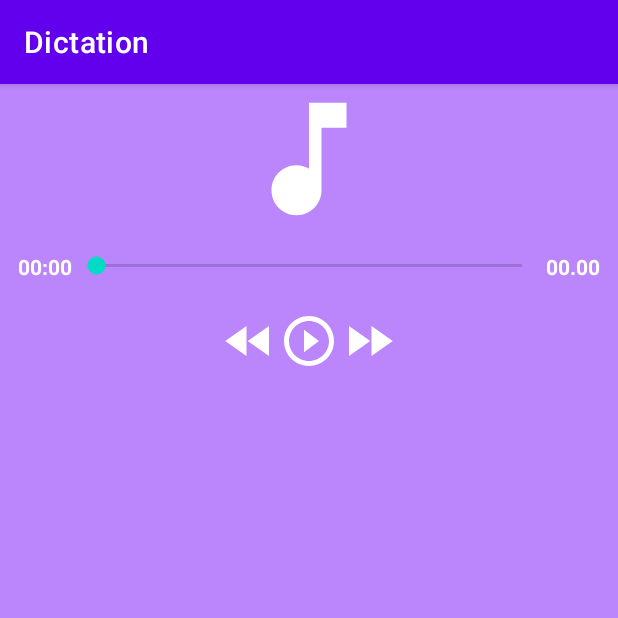
After one commit to Pierrad/A414_Project, an Android app: the DictationActivity screen opened directly, with no data from a screen before it, on a phone screen of 412 x 824 dp, the top half of it. The commit adds this screen. Run offline under Robolectric (Android 15) with nearby library versions, the phone set to English and light mode, and no system bars.

Commit message:
:lipstick: #french1 Add design of AudioPlayer

```diff
--- a/app/src/main/AndroidManifest.xml
+++ b/app/src/main/AndroidManifest.xml
@@ -23,6 +23,7 @@
         <activity android:name=".french.FrenchDashboardActivity" />
         <activity android:name=".history.HistoryDashboardActivity" />
         <activity android:name=".maths.MathsDashboardActivity" />
+        <activity android:name=".french.dictation.DictationActivity" />
     </application>
 
 </manifest>
--- a/app/src/main/java/com/example/project/french/FrenchDashboardActivity.java
+++ b/app/src/main/java/com/example/project/french/FrenchDashboardActivity.java
@@ -2,9 +2,13 @@ package com.example.project.french;
 
 import androidx.appcompat.app.AppCompatActivity;
 
+import android.content.Intent;
 import android.os.Bundle;
+import android.view.View;
 
 import com.example.project.R;
+import com.example.project.english.EnglishDashboardActivity;
+import com.example.project.french.dictation.DictationActivity;
 
 import java.util.Objects;
 
@@ -16,4 +20,8 @@ public class FrenchDashboardActivity extends AppCompatActivity {
         setContentView(R.layout.french_dashboard);
         Objects.requireNonNull(getSupportActionBar()).setTitle("Dashboard - Français");
     }
+    public void redirectToDictation(View v) {
+        Intent intent = new Intent(this, DictationActivity.class);
+        this.startActivity(intent);
+    }
 }
--- /dev/null
+++ b/app/src/main/java/com/example/project/french/dictation/DictationActivity.java
@@ -0,0 +1,23 @@
+package com.example.project.french.dictation;
+
+import android.content.Intent;
+import android.os.Bundle;
+import android.view.View;
+
+import androidx.appcompat.app.AppCompatActivity;
+
+import com.example.project.R;
+import com.example.project.english.EnglishDashboardActivity;
+
+import java.util.Objects;
+
+public class DictationActivity extends AppCompatActivity {
+
+    @Override
+    protected void onCreate(Bundle savedInstanceState) {
+        super.onCreate(savedInstanceState);
+        setContentView(R.layout.dictation);
+        Objects.requireNonNull(getSupportActionBar()).setTitle("Dictation");
+    }
+
+}
--- /dev/null
+++ b/app/src/main/res/drawable/ic_fast_forward.xml
@@ -0,0 +1,5 @@
+<vector android:height="24dp" android:tint="#FFFFFF"
+    android:viewportHeight="24" android:viewportWidth="24"
+    android:width="24dp" xmlns:android="http://schemas.android.com/apk/res/android">
+    <path android:fillColor="@android:color/white" android:pathData="M4,18l8.5,-6L4,6v12zM13,6v12l8.5,-6L13,6z"/>
+</vector>
--- /dev/null
+++ b/app/src/main/res/drawable/ic_fast_rewind.xml
@@ -0,0 +1,5 @@
+<vector android:height="24dp" android:tint="#FFFFFF"
+    android:viewportHeight="24" android:viewportWidth="24"
+    android:width="24dp" xmlns:android="http://schemas.android.com/apk/res/android">
+    <path android:fillColor="@android:color/white" android:pathData="M11,18L11,6l-8.5,6 8.5,6zM11.5,12l8.5,6L20,6l-8.5,6z"/>
+</vector>
--- /dev/null
+++ b/app/src/main/res/drawable/ic_music.xml
@@ -0,0 +1,5 @@
+<vector android:height="24dp" android:tint="#FFFFFF"
+    android:viewportHeight="24" android:viewportWidth="24"
+    android:width="24dp" xmlns:android="http://schemas.android.com/apk/res/android">
+    <path android:fillColor="@android:color/white" android:pathData="M12,3v10.55c-0.59,-0.34 -1.27,-0.55 -2,-0.55 -2.21,0 -4,1.79 -4,4s1.79,4 4,4 4,-1.79 4,-4V7h4V3h-6z"/>
+</vector>
--- /dev/null
+++ b/app/src/main/res/drawable/ic_pause.xml
@@ -0,0 +1,5 @@
+<vector android:height="24dp" android:tint="#FFFFFF"
+    android:viewportHeight="24" android:viewportWidth="24"
+    android:width="24dp" xmlns:android="http://schemas.android.com/apk/res/android">
+    <path android:fillColor="@android:color/white" android:pathData="M6,19h4L10,5L6,5v14zM14,5v14h4L18,5h-4z"/>
+</vector>
--- /dev/null
+++ b/app/src/main/res/drawable/ic_play.xml
@@ -0,0 +1,5 @@
+<vector android:height="24dp" android:tint="#FFFFFF"
+    android:viewportHeight="24" android:viewportWidth="24"
+    android:width="24dp" xmlns:android="http://schemas.android.com/apk/res/android">
+    <path android:fillColor="@android:color/white" android:pathData="M10,16.5l6,-4.5 -6,-4.5v9zM12,2C6.48,2 2,6.48 2,12s4.48,10 10,10 10,-4.48 10,-10S17.52,2 12,2zM12,20c-4.41,0 -8,-3.59 -8,-8s3.59,-8 8,-8 8,3.59 8,8 -3.59,8 -8,8z"/>
+</vector>
--- /dev/null
+++ b/app/src/main/res/layout/dictation.xml
@@ -0,0 +1,78 @@
+<?xml version="1.0" encoding="utf-8"?>
+<LinearLayout xmlns:android="http://schemas.android.com/apk/res/android"
+    android:layout_width="match_parent"
+    android:layout_height="match_parent"
+    android:background="@color/purple_200"
+    android:orientation="vertical">
+
+    <ImageView
+        android:layout_width="match_parent"
+        android:layout_height="100dp"
+        android:src="@drawable/ic_music" />
+
+    <LinearLayout
+        android:layout_width="match_parent"
+        android:layout_height="wrap_content"
+        android:orientation="horizontal"
+        android:padding="12dp">
+
+
+        <TextView
+            android:id="@+id/player_position"
+            android:layout_width="wrap_content"
+            android:layout_height="wrap_content"
+            android:text="00:00"
+            android:textAlignment="textEnd"
+            android:textColor="@android:color/white"
+            android:textStyle="bold" />
+
+        <SeekBar
+            android:id="@+id/seek_bar"
+            android:layout_width="0dp"
+            android:layout_height="wrap_content"
+            android:layout_weight="1" />
+
+        <TextView
+            android:id="@+id/player_duration"
+            android:layout_width="wrap_content"
+            android:layout_height="wrap_content"
+            android:text="00.00"
+            android:textColor="@android:color/white"
+            android:textStyle="bold" />
+    </LinearLayout>
+
+    <LinearLayout
+        android:layout_width="wrap_content"
+        android:layout_height="wrap_content"
+        android:layout_marginTop="8dp"
+        android:orientation="horizontal"
+        android:layout_gravity="center">
+
+
+        <ImageView
+            android:id="@+id/bt_pause"
+            android:layout_width="40dp"
+            android:layout_height="40dp"
+            android:src="@drawable/ic_pause"
+            android:visibility="gone" />
+
+        <ImageView
+            android:id="@+id/bt_rew"
+            android:layout_width="40dp"
+            android:layout_height="40dp"
+            android:src="@drawable/ic_fast_rewind" />
+
+        <ImageView
+            android:id="@+id/bt_play"
+            android:layout_width="40dp"
+            android:layout_height="40dp"
+            android:src="@drawable/ic_play" />
+
+        <ImageView
+            android:id="@+id/bt_ff"
+            android:layout_width="40dp"
+            android:layout_height="40dp"
+            android:src="@drawable/ic_fast_forward" />
+    </LinearLayout>
+
+</LinearLayout>
--- a/app/src/main/res/layout/french_dashboard.xml
+++ b/app/src/main/res/layout/french_dashboard.xml
@@ -1,6 +1,17 @@
 <?xml version="1.0" encoding="utf-8"?>
-<androidx.constraintlayout.widget.ConstraintLayout xmlns:android="http://schemas.android.com/apk/res/android"
+<androidx.constraintlayout.widget.ConstraintLayout
+    xmlns:android="http://schemas.android.com/apk/res/android"
     android:layout_width="match_parent"
     android:layout_height="match_parent">
-
+    <LinearLayout
+        android:layout_width="match_parent"
+        android:layout_height="match_parent"
+        android:orientation="vertical">
+    <Button
+        android:id="@+id/button"
+        android:layout_width="match_parent"
+        android:layout_height="wrap_content"
+        android:onClick="redirectToDictation"
+        android:text="Des dictées" />
+    </LinearLayout>
 </androidx.constraintlayout.widget.ConstraintLayout>
```
